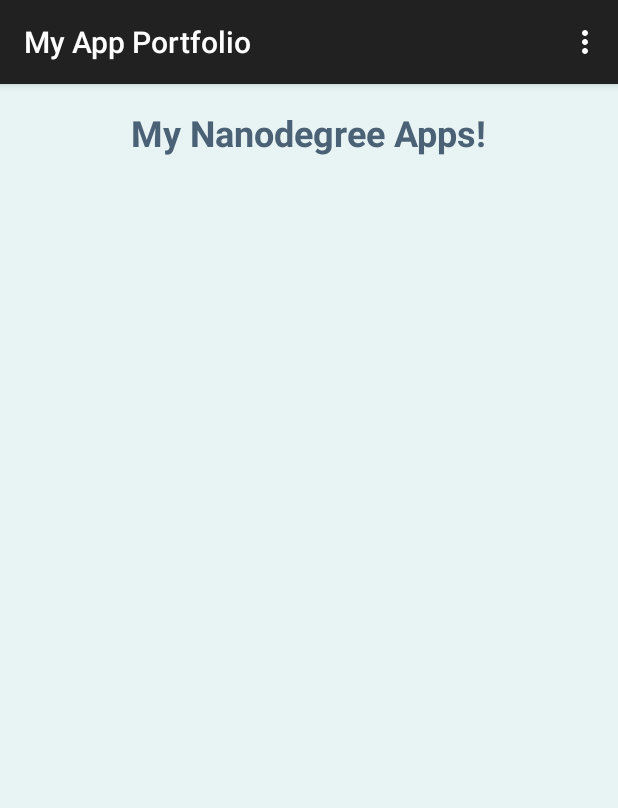
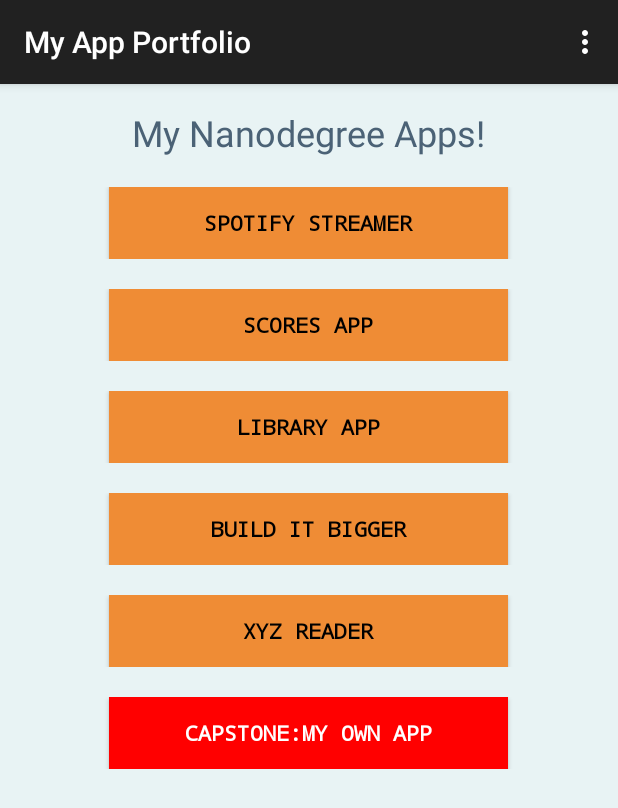
Before and after one commit to JimNtexas/Udacity, an Android app: the screen it shows after launch (MainActivity), on a phone screen of 412 x 824 dp. Shown: the top 808 px of the screen. Run offline under Robolectric (Android 15) with nearby library versions, the phone set to English and light mode, and no system bars.

Commit message:
Project Zero complete

```diff
--- a/Project0/app/src/main/java/com/grayraven/project0/MainActivity.java
+++ b/Project0/app/src/main/java/com/grayraven/project0/MainActivity.java
@@ -1,9 +1,12 @@
 package com.grayraven.project0;
 
+import android.os.Bundle;
 import android.support.v7.app.ActionBarActivity;
-import android.os.Bundle;
 import android.view.Menu;
 import android.view.MenuItem;
+import android.view.View;
+import android.widget.Button;
+import android.widget.Toast;
 
 
 public class MainActivity extends ActionBarActivity {
@@ -12,6 +15,47 @@ public class MainActivity extends ActionBarActivity {
     protected void onCreate(Bundle savedInstanceState) {
         super.onCreate(savedInstanceState);
         setContentView(R.layout.activity_main);
+        Button btn1 = (Button) findViewById(R.id.btnStreamer);
+        btn1.setOnClickListener(new View.OnClickListener() {
+            public void onClick(View v) {
+                showToast(getResources().getString(R.string.msgStreamer));
+            }
+        });
+
+        Button btn2 = (Button) findViewById(R.id.btnScores);
+        btn2.setOnClickListener(new View.OnClickListener() {
+            public void onClick(View v) {
+                showToast(getResources().getString(R.string.msgScores));
+            }
+        });
+
+        Button btn3 = (Button) findViewById(R.id.btnLibrary);
+        btn3.setOnClickListener(new View.OnClickListener() {
+            public void onClick(View v) {
+                showToast(getResources().getString(R.string.msgLibrary));
+            }
+        });
+
+        Button btn4 = (Button) findViewById(R.id.btnBigger);
+        btn4.setOnClickListener(new View.OnClickListener() {
+            public void onClick(View v) {
+                showToast(getResources().getString(R.string.msgBigger));
+            }
+        });
+
+        Button btn5 = (Button) findViewById(R.id.btnXyz);
+        btn5.setOnClickListener(new View.OnClickListener() {
+            public void onClick(View v) {
+                showToast(getResources().getString(R.string.msgXyz));
+            }
+        });
+
+        Button btn6 = (Button) findViewById(R.id.btnCapstone);
+        btn6.setOnClickListener(new View.OnClickListener() {
+            public void onClick(View v) {
+                showToast(getResources().getString(R.string.msgCapstone));
+            }
+        });
     }
 
     @Override
@@ -35,4 +79,9 @@ public class MainActivity extends ActionBarActivity {
 
         return super.onOptionsItemSelected(item);
     }
+
+    private void showToast(String msg) {
+        Toast toast = Toast.makeText(this, msg, Toast.LENGTH_SHORT);
+        toast.show();
+    }
 }
--- a/Project0/app/src/main/res/layout/activity_main.xml
+++ b/Project0/app/src/main/res/layout/activity_main.xml
@@ -1,13 +1,16 @@
 <RelativeLayout xmlns:android="http://schemas.android.com/apk/res/android"
-    xmlns:tools="http://schemas.android.com/tools" android:layout_width="match_parent"
-    android:layout_height="match_parent" android:paddingLeft="@dimen/activity_horizontal_margin"
+    xmlns:tools="http://schemas.android.com/tools"
+    xmlns:app="http://schemas.android.com/apk/res-auto"
+    android:layout_width="match_parent"
+    android:layout_height="match_parent"
+    android:paddingLeft="@dimen/activity_horizontal_margin"
     android:paddingRight="@dimen/activity_horizontal_margin"
     android:paddingTop="@dimen/activity_vertical_margin"
-    android:paddingBottom="@dimen/activity_vertical_margin" tools:context=".MainActivity"
-    android:background="@color/light_blue_background"
-    >
+    android:paddingBottom="@dimen/activity_vertical_margin"
+    tools:context=".MainActivity"
+    android:background="@color/light_blue_background">
 
-
+    <!--android:textStyle="bold"-->
     <TextView
         android:layout_width="wrap_content"
         android:layout_height="wrap_content"
@@ -16,22 +19,67 @@
         android:layout_centerHorizontal="true"
         android:text="@string/top_title"
         android:textColor="@color/top_text_color"
-        android:textStyle="bold"
         android:fontFamily="sans-serif"
         android:textSize="24dp" />
 
-    <LinearLayout
-        android:orientation="horizontal"
-        android:layout_width="match_parent"
-        android:layout_height="0dp"
-        android:layout_marginTop="@dimen/abc_text_size_display_3_material"
-        android:layout_weight="50"
+    <LinearLayout android:id="@+id/linear1" style="@style/ButtonHolder"
+        android:layout_below="@+id/top_title">
+
+        <Button style="@style/OrangeBtn"
+            android:text="@string/streamer"
+            android:id="@+id/btnStreamer"
+            android:layout_weight=".7"
+            android:layout_below="@+id/top_title" />
+    </LinearLayout>
+
+    <LinearLayout android:id="@+id/linear2" style="@style/ButtonHolder"
+        android:layout_below="@id/linear1">
+
+        <Button style="@style/OrangeBtn"
+            android:text="@string/scores"
+            android:id="@+id/btnScores"
+            android:layout_weight=".7"
+            android:layout_below="@+id/linear2" />
+    </LinearLayout>
+
+    <LinearLayout android:id="@+id/linear3" style="@style/ButtonHolder"
+        android:layout_below="@id/linear2">
+
+        <Button style="@style/OrangeBtn"
+            android:text="@string/library"
+            android:id="@+id/btnLibrary"
+            android:layout_weight=".7"
+            android:layout_below="@+id/linear3" />
+    </LinearLayout>
+
+    <LinearLayout android:id="@+id/linear4" style="@style/ButtonHolder"
+        android:layout_below="@+id/linear3"
         >
 
-    <Button style="@style/OrangeBtn"
-        android:text="new Button"
-        android:id="@+id/orangebtn"
-        android:layout_below="@+id/top_title" />
+        <Button style="@style/OrangeBtn"
+            android:text="@string/bigger"
+            android:id="@+id/btnBigger"
+            android:layout_weight=".7"
+            android:layout_below="@+id/linear4" />
+    </LinearLayout>
+
+    <LinearLayout android:id="@+id/linear5" style="@style/ButtonHolder"
+        android:layout_below="@+id/linear4" >
+        <Button style="@style/OrangeBtn"
+            android:text="@string/xyz"
+            android:id="@+id/btnXyz"
+            android:layout_weight=".7"
+            android:layout_below="@+id/linear5" />
+    </LinearLayout>
+
+    <LinearLayout android:id="@+id/linear6" style="@style/ButtonHolder"
+        android:layout_below="@+id/linear5" >
+
+        <Button style="@style/RedBtn"
+            android:text="@string/captstone"
+            android:id="@+id/btnCapstone"
+            android:layout_weight=".7"
+            android:layout_below="@+id/linear6" />
     </LinearLayout>
 
 </RelativeLayout>
--- a/Project0/app/src/main/res/values/strings.xml
+++ b/Project0/app/src/main/res/values/strings.xml
@@ -2,4 +2,16 @@
     <string name="app_name">My App Portfolio</string>
     <string name="top_title">My Nanodegree Apps!</string>
     <string name="action_settings">Settings</string>
+    <string name="streamer">SPOTIFY STREAMER</string>
+    <string name="scores">SCORES APP</string>
+    <string name="library">LIBRARY APP</string>
+    <string name="bigger">BUILD IT BIGGER</string>
+    <string name="xyz">XYZ READER</string>
+    <string name="captstone">CAPSTONE:MY OWN APP</string>
+    <string name="msgStreamer">This button will launch my Spotify Streamer App</string>
+    <string name="msgScores">This button will launch my Scores App</string>
+    <string name="msgLibrary">This button will launch my Library App</string>
+    <string name="msgBigger">This button will launch my Build It Bigger App</string>
+    <string name="msgXyz">This button will launch my XYZ Reader App</string>
+    <string name="msgCapstone">This button will launch my Capstone App!</string>
 </resources>
--- a/Project0/app/src/main/res/values/styles.xml
+++ b/Project0/app/src/main/res/values/styles.xml
@@ -9,9 +9,31 @@
         <item name="android:layout_height">wrap_content</item>
         <item name="android:layout_width">0dp</item>
         <item name ="android:layout_weight">1</item>
-        <item name="android:textColor">#FFFFFF</item>
+        <item name="android:textColor">#000000</item>
         <item name="android:typeface">monospace</item>
+        <item name="android:textStyle">bold</item>
         <item name="android:background">#EF8C35</item>
     </style>
 
+    <style name="RedBtn" parent="android:Widget.Button">
+        <item name="android:layout_height">wrap_content</item>
+        <item name="android:layout_width">0dp</item>
+        <item name ="android:layout_weight">1</item>
+        <item name="android:textColor">#FFFFFF</item>
+        <item name="android:typeface">monospace</item>
+        <item name="android:textStyle">bold</item>
+        <item name="android:background">#FF0000</item>
+    </style>
+
+    <style name="ButtonHolder">
+        <item name="android:orientation">horizontal</item>
+        <item name="android:layout_width">match_parent</item>
+        <item name="android:layout_height">wrap_content</item>
+        <item name="android:layout_marginTop">20dp</item>  <!-- TODO:  this should not be fixed, it looks too squished on a tablet -->
+        <item name="android:weightSum">1.0</item>
+        <item name="android:layout_alignParentStart">true</item>
+        <item name="android:gravity">center</item>
+
+    </style>
+
 </resources>
```
